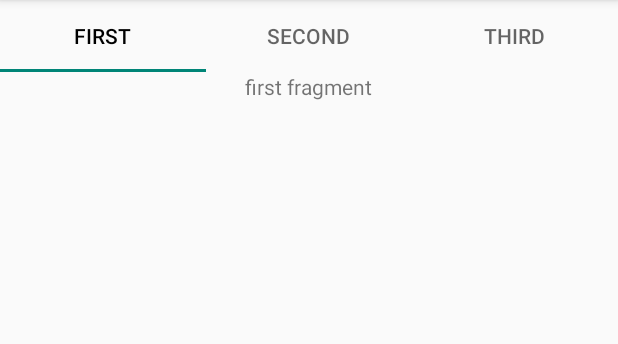
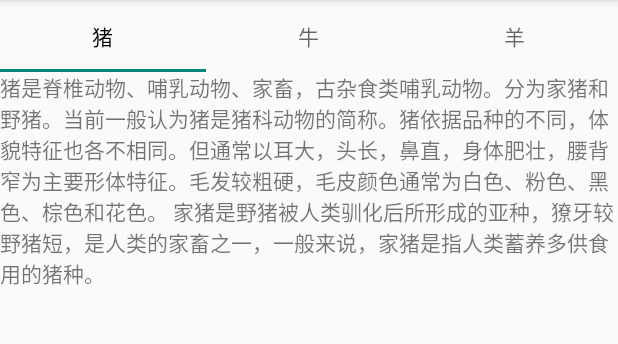
Before and after one commit to xixizhiisme/Page, an Android app: the screen it shows after launch (MainActivity), on a phone screen of 412 x 824 dp, the part 84-428 px from its top. Run offline under Robolectric (Android 15) with nearby library versions, the phone set to English and light mode, and no system bars.

Commit message:
2019.5.30

```diff
--- a/app/src/main/java/com/linzhi/page/MyPageAdapter.java
+++ b/app/src/main/java/com/linzhi/page/MyPageAdapter.java
@@ -6,7 +6,7 @@ import android.support.v4.app.FragmentManager;
 import android.support.v4.app.FragmentPagerAdapter;
 
 public class MyPageAdapter extends FragmentPagerAdapter {
-    private String[] title=new String[]{"First","Second","Third"};
+    private String[] title=new String[]{"猪","牛","羊"};
     public MyPageAdapter(FragmentManager manager){
         super(manager);
     }
--- a/app/src/main/res/layout/fragment_first.xml
+++ b/app/src/main/res/layout/fragment_first.xml
@@ -10,6 +10,7 @@
         android:layout_width="wrap_content"
         android:layout_height="wrap_content"
         android:layout_gravity="center_horizontal"
-        android:text="@string/label_first" />
+        android:text="猪是脊椎动物、哺乳动物、家畜，古杂食类哺乳动物。分为家猪和野猪。当前一般认为猪是猪科动物的简称。猪依据品种的不同，体貌特征也各不相同。但通常以耳大，头长，鼻直，身体肥壮，腰背窄为主要形体特征。毛发较粗硬，毛皮颜色通常为白色、粉色、黑色、棕色和花色。
+家猪是野猪被人类驯化后所形成的亚种，獠牙较野猪短，是人类的家畜之一，一般来说，家猪是指人类蓄养多供食用的猪种。" />
 
 </FrameLayout>
```
